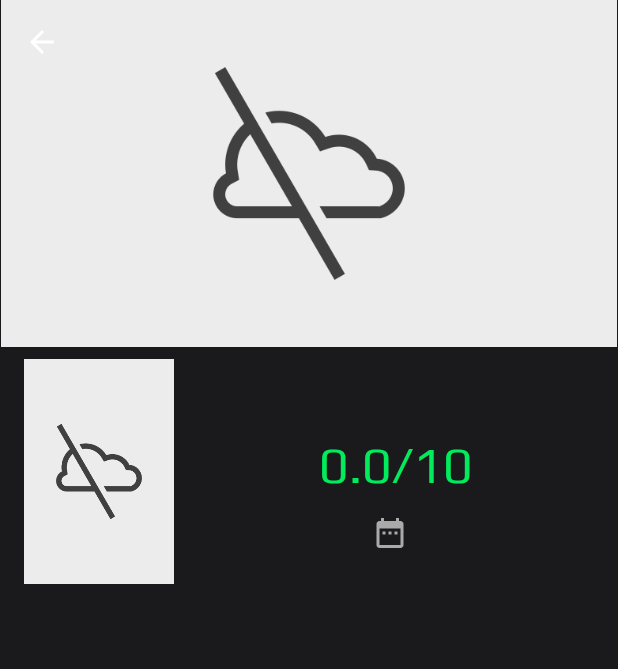
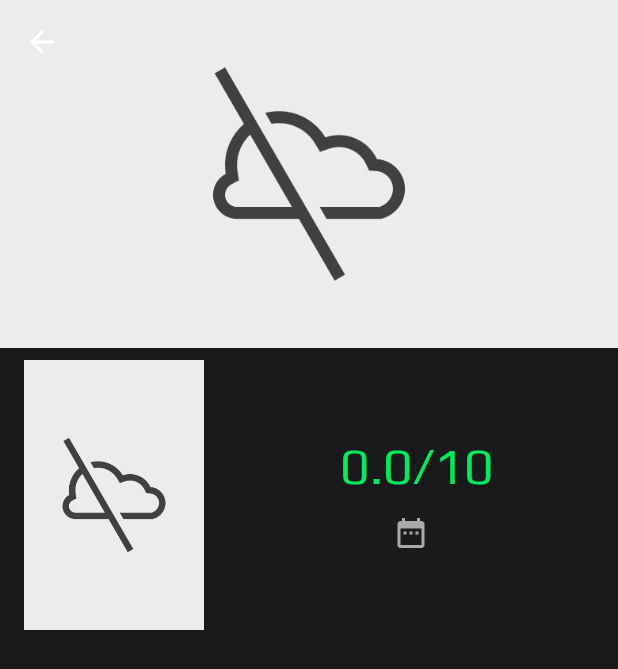
Before and after one commit to figengungor/popularMovies_Udacity, an Android app: the MovieDetailActivity screen opened directly, with no data from a screen before it, on a phone screen of 412 x 824 dp. Shown: the top 669 px of the screen. Run offline under Robolectric (Android 15) with nearby library versions, the phone set to English and light mode, and no system bars; our stand-ins replace ButterKnife, Picasso; libraries missing offline, so code that uses them is left out: org.parceler; network calls fail; pictures from the network do not load; 7 statements that could not run were skipped.

Commit message:
Fix detail images aspect ratio issue

```diff
--- a/app/src/main/res/layout/activity_movie_detail.xml
+++ b/app/src/main/res/layout/activity_movie_detail.xml
@@ -15,9 +15,8 @@
 
         <ImageView
             android:id="@+id/backdropIv"
-            android:layout_width="match_parent"
-            android:layout_height="wrap_content"
-            android:adjustViewBounds="true"
+            android:layout_width="0dp"
+            android:layout_height="0dp"
             android:contentDescription="@string/backdrop_content_description"
             app:layout_constraintDimensionRatio="780:439"
             app:layout_constraintEnd_toEndOf="parent"
@@ -27,17 +26,27 @@
 
         <ImageView
             android:id="@+id/posterIv"
-            android:layout_width="100dp"
-            android:layout_height="wrap_content"
-            android:layout_marginLeft="8dp"
+            android:layout_width="0dp"
+            android:layout_height="0dp"
+            android:layout_marginEnd="8dp"
+            android:layout_marginLeft="16dp"
+            android:layout_marginRight="8dp"
             android:layout_marginStart="16dp"
             android:layout_marginTop="8dp"
-            android:adjustViewBounds="true"
             android:contentDescription="@string/poster_content_description"
-            app:layout_constraintDimensionRatio="2:3"
+            app:layout_constraintDimensionRatio="342:513"
+            android:scaleType="centerCrop"
+            app:layout_constraintEnd_toStartOf="@+id/guidelinePoster"
             app:layout_constraintStart_toStartOf="parent"
             app:layout_constraintTop_toBottomOf="@+id/backdropIv"
             app:srcCompat="@drawable/poster" />
+
+        <android.support.constraint.Guideline
+            android:id="@+id/guidelinePoster"
+            android:layout_width="wrap_content"
+            android:layout_height="wrap_content"
+            android:orientation="vertical"
+            app:layout_constraintGuide_percent="0.35" />
 
         <TextView
             android:id="@+id/titleTv"
@@ -46,14 +55,14 @@
             android:layout_marginEnd="8dp"
             android:layout_marginStart="8dp"
             android:layout_marginTop="8dp"
+            android:fontFamily="@font/play_bold"
             android:gravity="center_horizontal"
             android:textAppearance="@style/TextAppearance.AppCompat.Headline"
             android:textColor="@android:color/white"
             app:layout_constraintEnd_toEndOf="parent"
-            app:layout_constraintStart_toEndOf="@+id/posterIv"
+            app:layout_constraintStart_toStartOf="@+id/guidelinePoster"
             app:layout_constraintTop_toTopOf="@+id/posterIv"
-            tools:text="@sample/movies.json/results/title"
-            android:fontFamily="@font/play_bold"/>
+            tools:text="@sample/movies.json/results/title" />
 
         <TextView
             android:id="@+id/ratingTv"
@@ -62,14 +71,14 @@
             android:layout_marginEnd="8dp"
             android:layout_marginStart="8dp"
             android:layout_marginTop="8dp"
+            android:fontFamily="@font/play_regular"
             android:gravity="center_horizontal"
             android:textAppearance="@style/TextAppearance.AppCompat.Display1"
             android:textColor="@color/colorAccent"
             app:layout_constraintEnd_toEndOf="@+id/titleTv"
             app:layout_constraintStart_toStartOf="@+id/titleTv"
             app:layout_constraintTop_toBottomOf="@+id/titleTv"
-            tools:text="5.9/10"
-            android:fontFamily="@font/play_regular"/>
+            tools:text="5.9/10" />
 
         <TextView
             android:id="@+id/releaseDateTv"
@@ -79,13 +88,13 @@
             android:layout_marginRight="8dp"
             android:layout_marginTop="16dp"
             android:drawablePadding="8dp"
+            android:fontFamily="@font/play_regular"
             android:gravity="center"
             android:textColor="@android:color/darker_gray"
             app:layout_constraintEnd_toEndOf="@+id/ratingTv"
             app:layout_constraintStart_toEndOf="@+id/dateIv"
             app:layout_constraintTop_toBottomOf="@+id/ratingTv"
-            tools:text="@sample/movies.json/results/release_date"
-            android:fontFamily="@font/play_regular"/>
+            tools:text="@sample/movies.json/results/release_date" />
 
         <ImageView
             android:id="@+id/dateIv"
@@ -119,15 +128,14 @@
             android:layout_marginEnd="8dp"
             android:layout_marginStart="8dp"
             android:layout_marginTop="16dp"
+            android:fontFamily="@font/play_regular"
             android:textColor="@android:color/white"
             android:textSize="18sp"
             app:layout_constraintEnd_toEndOf="parent"
             app:layout_constraintHorizontal_bias="0.0"
             app:layout_constraintStart_toStartOf="parent"
             app:layout_constraintTop_toTopOf="@+id/barrierVertical"
-            tools:text="@sample/movies.json/results/overview"
-            android:fontFamily="@font/play_regular"/>
-
+            tools:text="@sample/movies.json/results/overview" />
 
     </android.support.constraint.ConstraintLayout>
 </ScrollView>
```
